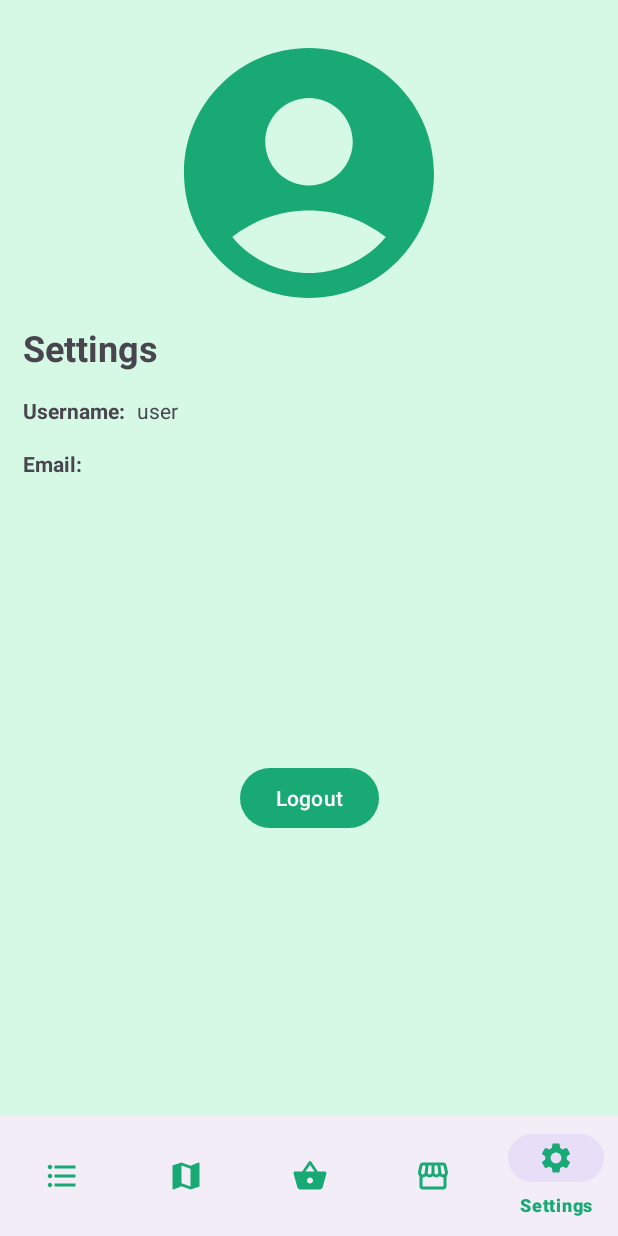
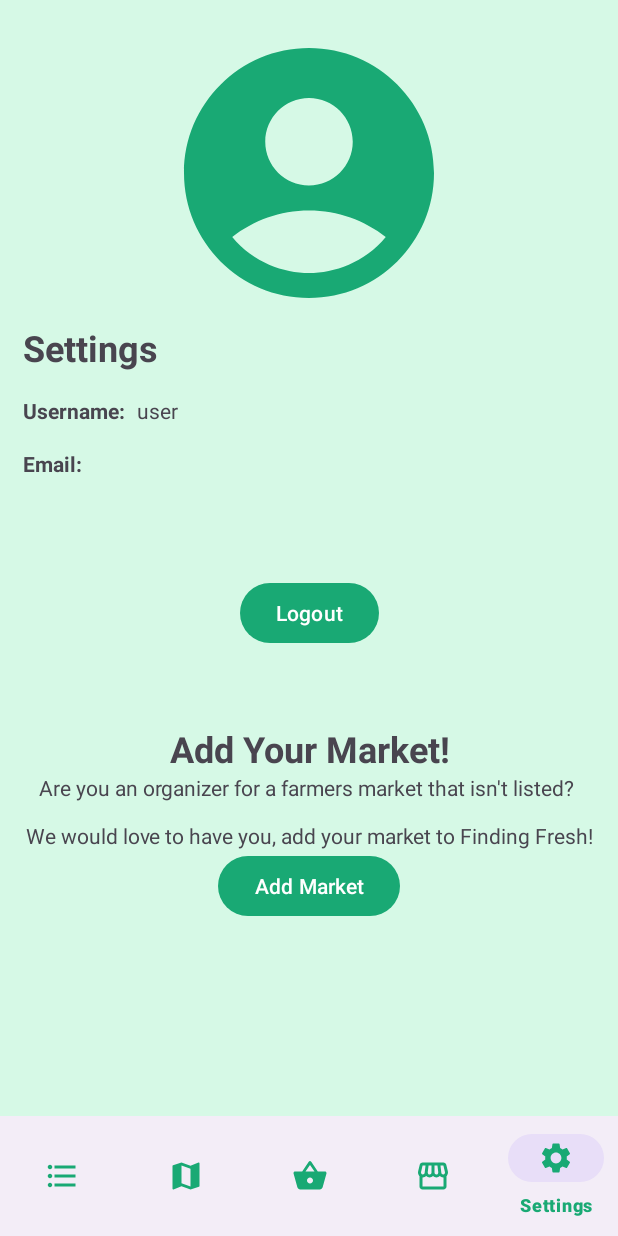
Before and after one commit to CodePath-AND102-Group-12/FindingFresh, an Android app: the screen it shows after launch once a user with an empty profile is signed in (MainActivity), item 5 of the bottom bar chosen, on a phone screen of 412 x 824 dp. Run offline under Robolectric (Android 15) with nearby library versions, the phone set to English and light mode, and no system bars; our stand-ins replace Firebase (no records; nobody signed in at launch, a user with empty details on screens opened directly); pictures from the network do not load; 1 statement that could not run was skipped.

Commit message:
added Add Market button to the settings page so logged in users can access

```diff
--- a/app/src/main/java/com/cpg12/findingfresh/fragments/SettingsFragment.kt
+++ b/app/src/main/java/com/cpg12/findingfresh/fragments/SettingsFragment.kt
@@ -9,6 +9,7 @@ import android.widget.Button
 import android.widget.TextView
 import androidx.fragment.app.Fragment
 import com.cpg12.findingfresh.R
+import com.cpg12.findingfresh.activities.AddMarketActivity
 import com.cpg12.findingfresh.activities.LogInActivity
 import com.google.firebase.auth.FirebaseAuth
 
@@ -49,6 +50,14 @@ class SettingsFragment : Fragment() {
             startActivity(intent)
             activity?.finish()
         }
+
+
+        val tempButton = view.findViewById<Button>(R.id.addMarketBtn)
+        tempButton.setOnClickListener {
+            val intent = Intent(requireContext(), AddMarketActivity::class.java)
+            this.startActivity(intent)
+        }
+
         return view
     }
 
--- a/app/src/main/res/layout/fragment_settings.xml
+++ b/app/src/main/res/layout/fragment_settings.xml
@@ -77,10 +77,43 @@
             android:layout_height="wrap_content"
             android:layout_marginTop="16dp"
             android:text="Logout"
-            app:layout_constraintBottom_toBottomOf="parent"
+            app:layout_constraintBottom_toBottomOf="@id/emailTextView"
             app:layout_constraintEnd_toEndOf="parent"
             app:layout_constraintStart_toStartOf="parent"
-            app:layout_constraintTop_toBottomOf="@+id/emailTextView" />
+            app:layout_constraintTop_toTopOf="@id/addMarketHeader"/>
+
+
+        <TextView
+            android:id="@+id/addMarketHeader"
+            android:layout_marginTop="50dp"
+            android:layout_width="match_parent"
+            android:layout_height="wrap_content"
+            android:text="Add Your Market!"
+            android:textAlignment="center"
+            android:textSize="24sp"
+            android:textStyle="bold"
+            app:layout_constraintTop_toBottomOf="@id/logoutBtn"
+            app:layout_constraintStart_toStartOf="parent"
+            app:layout_constraintEnd_toEndOf="parent"/>
+
+        <TextView
+            android:id="@+id/addMarketText"
+            android:layout_width="match_parent"
+            android:layout_height="wrap_content"
+            android:text="Are you an organizer for a farmers market that isn't listed? \n\nWe would love to have you, add your market to Finding Fresh!"
+            android:textAlignment="center"
+            app:layout_constraintEnd_toEndOf="parent"
+            app:layout_constraintStart_toStartOf="parent"
+            app:layout_constraintTop_toBottomOf="@id/addMarketHeader" />
+
+        <Button
+            android:id="@+id/addMarketBtn"
+            android:layout_width="wrap_content"
+            android:layout_height="wrap_content"
+            android:text="Add Market"
+            app:layout_constraintTop_toBottomOf="@id/addMarketText"
+            app:layout_constraintStart_toStartOf="parent"
+            app:layout_constraintEnd_toEndOf="parent"/>
 
     </androidx.constraintlayout.widget.ConstraintLayout>
 </FrameLayout>
```
